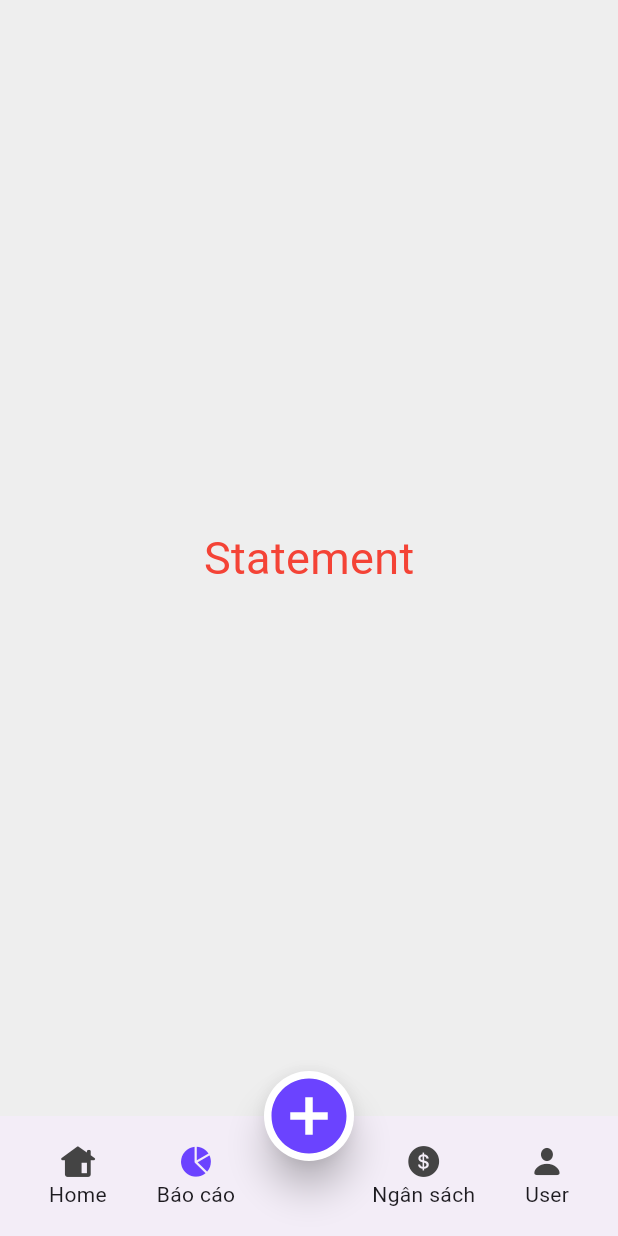
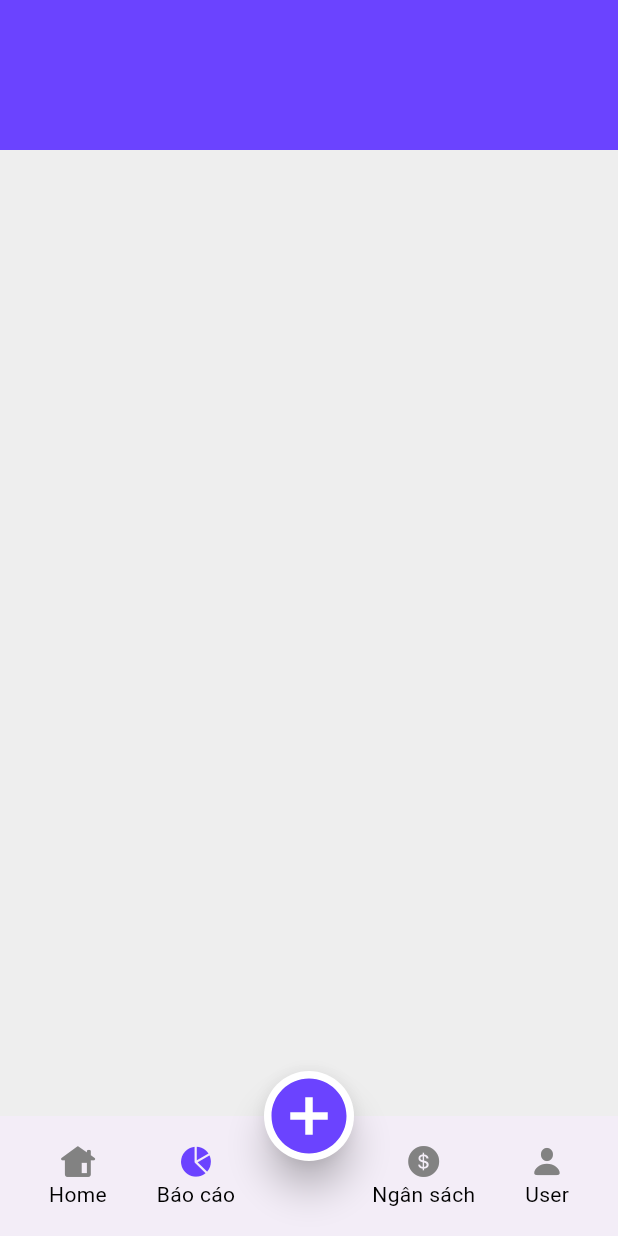
Before and after one commit to komuro-tairoku/Monthly_expenses_mobileApp, a Flutter app: the screen it shows after launch, after a tap on "Skip", after a tap on "Tiếp tục", after a tap on "Báo cáo", on a phone screen of 412 x 824 dp. Run offline on Flutter 3.47's test engine with Material 3 defaults, Android fonts, the phone set to English and light mode, and no system bars; our stand-ins replace animated_toggle_switch, flutter_svg, hooks_riverpod, introduction_screen.

Commit message:
brightness mode

```diff
--- a/lib/Screen/Budget.dart
+++ b/lib/Screen/Budget.dart
@@ -10,8 +10,9 @@ class Budget extends StatefulWidget {
 class _BudgetState extends State<Budget> {
   @override
   Widget build(BuildContext context) {
-    return const Center(
-      child: Text('Budget', style: TextStyle(color: Colors.red, fontSize: 30)),
+    return Scaffold(
+      backgroundColor: Theme.of(context).scaffoldBackgroundColor,
+      appBar: AppBar(toolbarHeight: 100),
     );
     ;
   }
--- a/lib/Screen/HomeScreen.dart
+++ b/lib/Screen/HomeScreen.dart
@@ -10,11 +10,9 @@ class HomeScreen extends StatefulWidget {
 class _HomeScreenState extends State<HomeScreen> {
   @override
   Widget build(BuildContext context) {
-    return const Center(
-      child: Text(
-        'Hello world',
-        style: TextStyle(color: Colors.red, fontSize: 30),
-      ),
+    return Scaffold(
+      backgroundColor: Theme.of(context).scaffoldBackgroundColor,
+      appBar: AppBar(toolbarHeight: 100),
     );
   }
 }
--- a/lib/Screen/IntroPage.dart
+++ b/lib/Screen/IntroPage.dart
@@ -25,7 +25,9 @@ class _IntroPageState extends State<IntroPage> {
           ),
           bodyWidget: Text(
             "Ứng dụng quản lý chi tiêu",
-            style: TextStyle(fontSize: 25),
+            style: Theme.of(
+              context,
+            ).textTheme.bodyMedium!.copyWith(fontSize: 25),
           ),
           image: Center(
             child: Icon(
@@ -46,15 +48,24 @@ class _IntroPageState extends State<IntroPage> {
           ),
           bodyWidget: Column(
             crossAxisAlignment: CrossAxisAlignment.start,
-            children: const [
+            children: [
               Text(
                 "• Ghi lại chi tiêu nhanh chóng",
-                style: TextStyle(fontSize: 25),
+                style: Theme.of(
+                  context,
+                ).textTheme.bodyMedium!.copyWith(fontSize: 25),
               ),
-              Text("• Xem báo cáo trực quan", style: TextStyle(fontSize: 25)),
+              Text(
+                "• Xem báo cáo trực quan",
+                style: Theme.of(
+                  context,
+                ).textTheme.bodyMedium!.copyWith(fontSize: 25),
+              ),
               Text(
                 "• Đặt ngân sách thông minh",
-                style: TextStyle(fontSize: 25),
+                style: Theme.of(
+                  context,
+                ).textTheme.bodyMedium!.copyWith(fontSize: 25),
               ),
             ],
           ),
@@ -77,14 +88,31 @@ class _IntroPageState extends State<IntroPage> {
           ),
           bodyWidget: Column(
             crossAxisAlignment: CrossAxisAlignment.start,
-            children: const [
-              Text("• Dễ dàng sử dụng", style: TextStyle(fontSize: 25)),
+            children: [
+              Text(
+                "• Dễ dàng sử dụng",
+                style: Theme.of(
+                  context,
+                ).textTheme.bodyMedium!.copyWith(fontSize: 25),
+              ),
               Text(
                 "• Thiết kế tối giản, trực quan",
-                style: TextStyle(fontSize: 25),
+                style: Theme.of(
+                  context,
+                ).textTheme.bodyMedium!.copyWith(fontSize: 25),
               ),
-              Text("• Hỗ trợ đa nền tảng", style: TextStyle(fontSize: 25)),
-              Text("• Trải nghiệm mượt mà", style: TextStyle(fontSize: 25)),
+              Text(
+                "• Hỗ trợ đa nền tảng",
+                style: Theme.of(
+                  context,
+                ).textTheme.bodyMedium!.copyWith(fontSize: 25),
+              ),
+              Text(
+                "• Trải nghiệm mượt mà",
+                style: Theme.of(
+                  context,
+                ).textTheme.bodyMedium!.copyWith(fontSize: 25),
+              ),
             ],
           ),
           image: Center(
@@ -108,7 +136,9 @@ class _IntroPageState extends State<IntroPage> {
           bodyWidget: Text.rich(
             TextSpan(
               text: "Ấn ", // phần chữ bình thường
-              style: TextStyle(fontSize: 25, color: Colors.black),
+              style: Theme.of(
+                context,
+              ).textTheme.bodyMedium!.copyWith(fontSize: 25),
               children: [
                 TextSpan(
                   text: "tiếp tục", // phần chữ đổi màu
@@ -119,7 +149,9 @@ class _IntroPageState extends State<IntroPage> {
                 ),
                 TextSpan(
                   text: " để bắt đầu trải nghiệm", // phần chữ bình thường
-                  style: TextStyle(color: Colors.black),
+                  style: Theme.of(
+                    context,
+                  ).textTheme.bodyMedium!.copyWith(fontSize: 25),
                 ),
               ],
             ),
--- a/lib/Screen/Statement.dart
+++ b/lib/Screen/Statement.dart
@@ -10,12 +10,9 @@ class Statement extends StatefulWidget {
 class _StatementState extends State<Statement> {
   @override
   Widget build(BuildContext context) {
-    return const Center(
-      child: Text(
-        'Statement',
-        style: TextStyle(color: Colors.red, fontSize: 30),
-      ),
+    return Scaffold(
+      backgroundColor: Theme.of(context).scaffoldBackgroundColor,
+      appBar: AppBar(toolbarHeight: 100),
     );
-    ;
   }
 }
--- a/lib/Screen/bottomNavBar.dart
+++ b/lib/Screen/bottomNavBar.dart
@@ -79,7 +79,7 @@ class _HomeState extends State<Home> {
             icon,
             color: _selectedIndex == index
                 ? Color(0xFF6B43FF)
-                : Color(0xFF444444),
+                : Color(0xFF828282),
           ),
           Text(label),
         ],
--- /dev/null
+++ b/lib/Screen/theme.dart
@@ -0,0 +1,33 @@
+import 'package:flutter/material.dart';
+
+class appTheme {
+  static final lightTheme = ThemeData(
+    brightness: Brightness.light,
+    primaryColor: const Color(0xFF6B43FF),
+    scaffoldBackgroundColor: const Color(0xFFEEEEEE),
+    appBarTheme: const AppBarTheme(
+      backgroundColor: Color(0xFF6B43FF),
+      foregroundColor: Colors.white,
+    ),
+    textTheme: const TextTheme(
+      bodyLarge: TextStyle(color: Color(0xFFE0E0E0)),
+      bodyMedium: TextStyle(color: Colors.black),
+    ),
+    iconTheme: const IconThemeData(color: Color(0xFF444444)),
+  );
+
+  static final darkTheme = ThemeData(
+    brightness: Brightness.dark,
+    primaryColor: const Color(0xFF6B43FF),
+    scaffoldBackgroundColor: const Color(0xFF222222),
+    appBarTheme: const AppBarTheme(
+      backgroundColor: Color(0xFF6B43FF),
+      foregroundColor: Colors.white,
+    ),
+    textTheme: const TextTheme(
+      bodyLarge: TextStyle(color: Color(0xFF6B43FF)),
+      bodyMedium: TextStyle(color: Colors.white),
+    ),
+    iconTheme: const IconThemeData(color: Color(0xFF6B43FF)),
+  );
+}
--- a/lib/main.dart
+++ b/lib/main.dart
@@ -1,21 +1,29 @@
 import 'package:flutter/material.dart';
+import 'package:hooks_riverpod/hooks_riverpod.dart';
 import 'package:monthly_expenses_mobile_app/Screen/IntroPage.dart';
+import 'package:monthly_expenses_mobile_app/Screen/theme.dart';
+import 'package:monthly_expenses_mobile_app/Screen/themeProvider.dart';
 import 'Screen/bottomNavBar.dart';
 
 void main() {
-  runApp(const MyApp());
+  runApp(const ProviderScope(child: MyApp()));
 }
 
-class MyApp extends StatelessWidget {
+class MyApp extends HookConsumerWidget {
   const MyApp({super.key});
 
-  // This widget is the root of your application.
   @override
-  Widget build(BuildContext context) {
+  Widget build(BuildContext context, WidgetRef ref) {
+    final appThemeState = ref.watch(appThemeStateNotifier);
+
     return MaterialApp(
       debugShowCheckedModeBanner: false,
       title: 'Quản lý thu chi',
-      theme: ThemeData(primarySwatch: Colors.deepPurple),
+      theme: appTheme.lightTheme,
+      darkTheme: appTheme.darkTheme,
+      themeMode: appThemeState.isDarkModeEnable
+          ? ThemeMode.dark
+          : ThemeMode.light,
       home: const IntroPage(),
       routes: {'/home': (context) => const Home()},
     );
--- a/pubspec.yaml
+++ b/pubspec.yaml
@@ -37,6 +37,9 @@ dependencies:
   flutter_launcher_icons: ^0.14.4
   flutter_svg: ^2.2.1
   introduction_screen: ^4.0.0
+  animated_toggle_switch: ^0.8.5
+  flutter_hooks: ^0.21.3+1
+  hooks_riverpod: ^3.0.0
 
 flutter_icons:
   android: true
```
Also changed, not shown: lib/Screen/User.dart (+52 -9 lines), lib/Screen/themeProvider.dart (added, +13 -0 lines), pubspec.lock.
